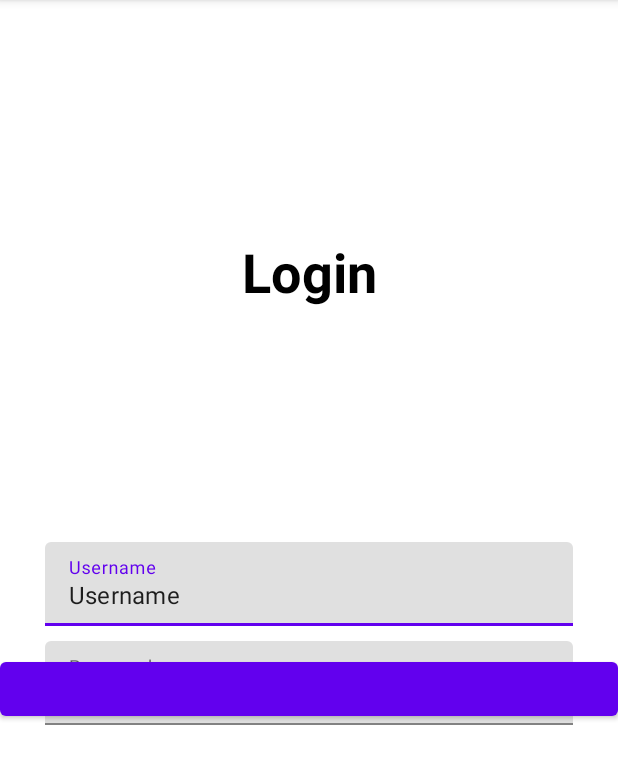
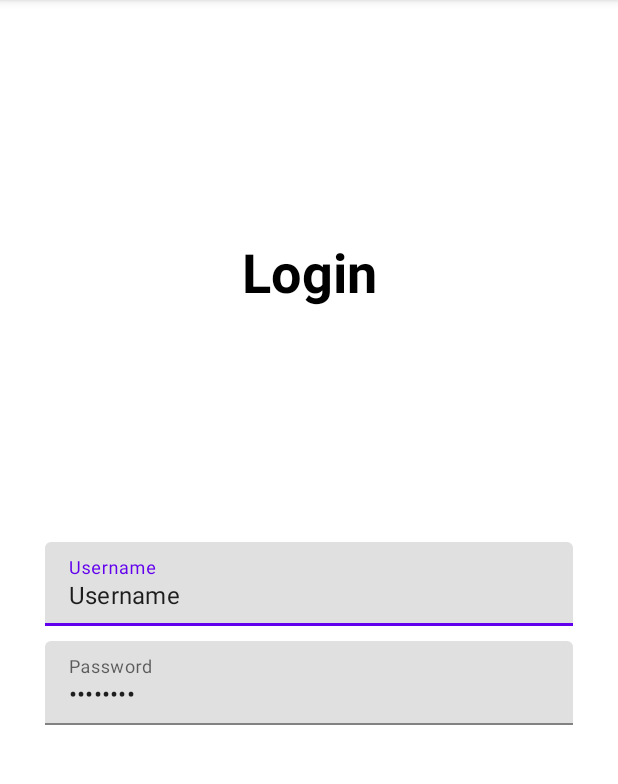
Before and after one commit to xxsimpnation/SaeNjo, an Android app: the screen it shows after launch (MainActivity), on a phone screen of 412 x 824 dp, the part 84-868 px from its top. Run offline under Robolectric (Android 15) with nearby library versions, the phone set to English and light mode, and no system bars.

Commit message:
udah diubah

```diff
--- a/app/src/main/res/layout/activity_main.xml
+++ b/app/src/main/res/layout/activity_main.xml
@@ -63,12 +63,5 @@
         </EditText>
     </com.google.android.material.textfield.TextInputLayout>
 
-    <Button
-        android:layout_width="match_parent"
-        app:layout_constraintEnd_toStartOf="parent"
-        app:layout_constraintBottom_toBottomOf="@+id/tvPassword"
-        android:layout_height="wrap_content"/>
-
-
 
 </androidx.constraintlayout.widget.ConstraintLayout>
```
